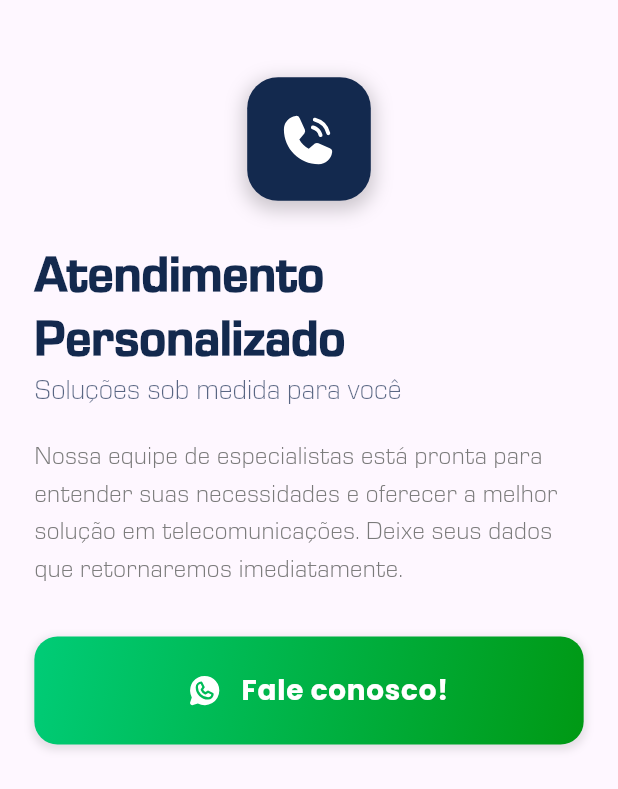
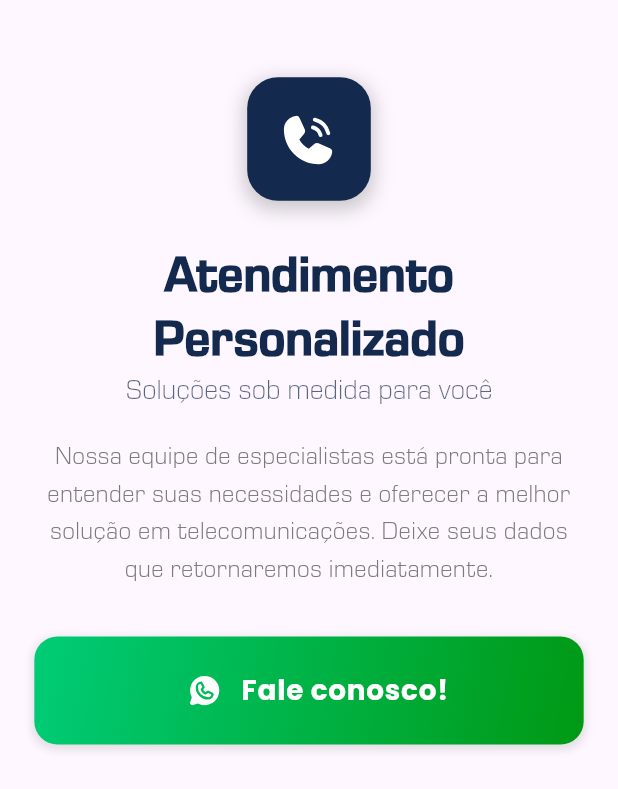
Before and after one commit to bubucarx/velocitynet, a Flutter app: the NosLigamos widget shown alone on an empty page, opened directly, on a phone screen of 412 x 824 dp. Shown: the top 789 px of the screen. Run offline on Flutter 3.47's test engine with Material 3 defaults, Android fonts, the phone set to English and light mode, and no system bars; drawn by our look-alikes of flutter_animate; our stand-ins replace blur, file_picker, flutter_image_slideshow, flutter_phosphor_icons, flutter_screenutil, flutter_svg and 4 more; missing offline and left inert: contained_tab_bar_view_with_custom_page_navigator, flutter_flip_card, flutter_speedtest, smooth_scroll_multiplatform; network calls fail; project files that could hold a hidden picture were left out.

Commit message:
correcao final

```diff
--- a/lib/assets/nos_ligamos.dart
+++ b/lib/assets/nos_ligamos.dart
@@ -31,7 +31,8 @@
     return LayoutBuilder(
       builder: (context, constraints) {
         final isMobile = constraints.maxWidth < 600;
-        final designSize = isMobile ? const Size(360, 800) : const Size(1920, 1080);
+        final designSize =
+            isMobile ? const Size(360, 800) : const Size(1920, 1080);
 
         return ScreenUtilInit(
           designSize: designSize,
@@ -70,7 +71,7 @@
         children: [
           _buildPhoneIcon(),
           SizedBox(width: 40.w),
-          _buildContactInfo(),
+          _buildContactInfo(isMobile: false),
           SizedBox(width: 60.w),
         ],
       ),
@@ -83,7 +84,7 @@
       children: [
         _buildPhoneIcon(),
         SizedBox(height: 30.h),
-        _buildContactInfo(),
+        _buildContactInfo(isMobile: true),
         SizedBox(height: 40.h),
       ],
     );
@@ -106,7 +107,7 @@
                       blurRadius: 10,
                       spreadRadius: 2,
                       offset: const Offset(0, 4),
-                  ),
+                    )
                   ],
                 ),
                 child: Icon(
@@ -114,22 +115,54 @@
                   color: Colors.white,
                   size: 40.h,
                 ),
-            ).animate()
-             .fadeIn(duration: 600.ms)
-             .scale(duration: 600.ms),
+              ).animate().fadeIn(duration: 600.ms).scale(duration: 600.ms),
             ],
           )
         : Container(height: 80.h, width: 80.h);
   }
 
-  Widget _buildContactInfo() {
+  Widget _buildContactInfo({required bool isMobile}) {
     return _isVisible
         ? Column(
-            crossAxisAlignment: CrossAxisAlignment.start,
+            crossAxisAlignment:
+                isMobile ? CrossAxisAlignment.center : CrossAxisAlignment.start,
             children: [
               SizedBox(
                 width: 350.w,
+                child: isMobile
+                    ? Center(
                         child: RichText(
+                          textAlign: TextAlign.center,
+                          text: TextSpan(
+                            children: [
+                              TextSpan(
+                                text: 'Atendimento Personalizado\n',
+                                style: TextStyle(
+                                  color: const Color(0xFF13294E),
+                                  fontSize: 32.sp,
+                                  fontFamily: 'EutoStile',
+                                  fontWeight: FontWeight.w800,
+                                  height: 1.3,
+                                ),
+                              ),
+                              TextSpan(
+                                text: 'Soluções sob medida para você',
+                                style: TextStyle(
+                                  color:
+                                      const Color(0xFF13294E).withOpacity(0.7),
+                                  fontSize: 18.sp,
+                                  fontFamily: 'EutoStile',
+                                  fontWeight: FontWeight.w400,
+                                ),
+                              ),
+                            ],
+                          ),
+                        )
+                            .animate()
+                            .fadeIn(duration: 600.ms)
+                            .moveX(begin: -30, end: 0),
+                      )
+                    : RichText(
                         text: TextSpan(
                           children: [
                             TextSpan(
@@ -153,12 +186,32 @@
                             ),
                           ],
                         ),
-                ).animate().fadeIn(duration: 600.ms).moveX(begin: -30, end: 0),
+                      )
+                        .animate()
+                        .fadeIn(duration: 600.ms)
+                        .moveX(begin: -30, end: 0),
               ),
               SizedBox(height: 20.h),
               SizedBox(
                 width: 350.w,
+                child: isMobile
+                    ? Center(
                         child: Text(
+                          'Nossa equipe de especialistas está pronta para entender suas necessidades e oferecer a melhor solução em telecomunicações. Deixe seus dados que retornaremos imediatamente.',
+                          textAlign: TextAlign.center,
+                          style: TextStyle(
+                            color: const Color(0xFF7A7A7A),
+                            fontSize: 16.sp,
+                            fontFamily: 'EutoStile',
+                            fontWeight: FontWeight.w300,
+                            height: 1.5,
+                          ),
+                        )
+                            .animate()
+                            .fadeIn(duration: 800.ms)
+                            .moveX(begin: -30, end: 0),
+                      )
+                    : Text(
                         'Nossa equipe de especialistas está pronta para entender suas necessidades e oferecer a melhor solução em telecomunicações. Deixe seus dados que retornaremos imediatamente.',
                         style: TextStyle(
                           color: const Color(0xFF7A7A7A),
@@ -167,8 +220,11 @@
                           fontWeight: FontWeight.w300,
                           height: 1.5,
                         ),
+                      )
+                        .animate()
+                        .fadeIn(duration: 800.ms)
+                        .moveX(begin: -30, end: 0),
               ),
-              ).animate().fadeIn(duration: 800.ms).moveX(begin: -30, end: 0),
               SizedBox(height: 30.h),
               _buildContactButton(),
             ],
@@ -216,7 +272,8 @@
               child: Center(
                 child: InkWell(
                   onTap: () {
-                    launch("https://api.whatsapp.com/send?phone=+559499260-0430&text=Olá, tudo bem?");
+                    launch(
+                        "https://api.whatsapp.com/send?phone=+559499260-0430&text=Olá, tudo bem?");
                   },
                   child: Row(
                     mainAxisAlignment: MainAxisAlignment.center,
@@ -226,12 +283,12 @@
                         PhosphorIcons.whatsapp_logo_fill,
                         color: Colors.white,
                       ),
-                        SizedBox(width:12.sp),
+                      SizedBox(width: 12.sp),
                       Text(
                         'Fale conosco!',
                         style: GoogleFonts.poppins(
                           color: Colors.white,
-                            fontSize:18.sp,
+                          fontSize: 18.sp,
                           fontWeight: FontWeight.w700,
                           letterSpacing: 0.5.sp,
                         ),
@@ -243,129 +300,4 @@
             ).animate().fadeIn(duration: 1.seconds).moveY(begin: 40, end: 0))
         : Container(width: 350.w, height: 70.h);
   }
-
-  // Widget _buildFormFields() {
-  //   return _isVisible
-  //       ? Column(
-  //           crossAxisAlignment: CrossAxisAlignment.start,
-  //           children: [
-  //             Text(
-  //               'Como podemos ajudar?',
-  //               style: TextStyle(
-  //                 color: const Color(0xFF13294E),
-  //                 fontSize: 20.sp,
-  //                 fontFamily: 'EutoStile',
-  //                 fontWeight: FontWeight.w600,
-  //               ),
-  //             ).animate().fadeIn(duration: 500.ms),
-  //             SizedBox(height: 15.h),
-  //             Container(
-  //               width: 450.w,
-  //               decoration: BoxDecoration(
-  //                 borderRadius: BorderRadius.circular(12.r),
-  //                 boxShadow: [
-  //                   BoxShadow(
-  //                     color: Colors.black.withOpacity(0.05),
-  //                     blurRadius: 10,
-  //                     offset: const Offset(0, 4),
-  //                   ),
-  //                 ],
-  //               ),
-  //               child: Column(
-  //                 children: [
-  //                   TextField(
-  //                     controller: _phoneController,
-  //                     decoration: InputDecoration(
-  //                       filled: true,
-  //                       fillColor: Colors.white,
-  //                       hintText: 'Seu melhor número',
-  //                       hintStyle: TextStyle(
-  //                         color: Colors.grey.shade500,
-  //                         fontSize: 16.sp,
-  //                       ),
-  //                       prefixIcon: Icon(
-  //                         PhosphorIcons.phone,
-  //                         color: Colors.grey.shade500,
-  //                         size: 20.sp,
-  //                       ),
-  //                       border: OutlineInputBorder(
-  //                         borderRadius: BorderRadius.circular(10.r),
-  //                         borderSide: BorderSide.none,
-  //                       ),
-  //                       contentPadding: EdgeInsets.symmetric(
-  //                         vertical: 20.h,
-  //                         horizontal: 20.w,
-  //                       ),
-  //                     ),
-  //                     style: TextStyle(
-  //                       fontSize: 16.sp,
-  //                       color: const Color(0xFF13294E),
-  //                     ),
-  //                   ),
-  //                   SizedBox(height: 20.h),
-  //                   TextField(
-  //                     controller: _messageController,
-  //                     maxLines: 5,
-  //                     decoration: InputDecoration(
-  //                       filled: true,
-  //                       fillColor: Colors.white,
-  //                       hintText: 'Descreva como podemos ajudar...',
-  //                       hintStyle: TextStyle(
-  //                         color: Colors.grey.shade500,
-  //                         fontSize: 16.sp,
-  //                       ),
-  //                       prefixIcon: Padding(
-  //                         padding: EdgeInsets.only(bottom: 60.h),
-  //                         child: Icon(
-  //                           PhosphorIcons.chat_circle_text,
-  //                           color: Colors.grey.shade500,
-  //                           size: 20.sp,
-  //                         ),
-  //                       ),
-  //                       border: OutlineInputBorder(
-  //                         borderRadius: BorderRadius.circular(10.r),
-  //                         borderSide: BorderSide.none,
-  //                       ),
-  //                       contentPadding: EdgeInsets.symmetric(
-  //                         vertical: 20.h,
-  //                         horizontal: 20.w,
-  //                       ),
-  //                     ),
-  //                     style: TextStyle(
-  //                       fontSize: 16.sp,
-  //                       color: const Color(0xFF13294E),
-  //                     ),
-  //                   ),
-  //                   SizedBox(height: 25.h),
-  //                   SizedBox(
-  //                     width: double.infinity,
-  //                     child: ElevatedButton(
-  //                       onPressed: () {
-  //                         // Lógica para enviar o formulário
-  //                       },
-  //                       style: ElevatedButton.styleFrom(
-  //                         backgroundColor: const Color(0xFF0066CC),
-  //                         padding: EdgeInsets.symmetric(vertical: 18.h),
-  //                         shape: RoundedRectangleBorder(
-  //                           borderRadius: BorderRadius.circular(10.r),
-  //                         ),
-  //                         elevation: 3,
-  //                       ),
-  //                       child: Text(
-  //                         'Solicitar atendimento',
-  //                         style: TextStyle(
-  //                           fontSize: 18.sp,
-  //                           fontWeight: FontWeight.w600,
-  //                           color: Colors.white,
-  //                         ),
-  //                       ),
-  //                     ),
-  //                   ),
-  //                 ],
-  //               ),
-  //             ).animate().fadeIn(duration: 800.ms).moveX(begin: 30, end: 0),
-  //           ],
-  //         )
-  //       : Container(width: 450.w);
-  // }
 }
--- a/lib/home_page.dart
+++ b/lib/home_page.dart
@@ -1,4 +1,5 @@
 import 'package:flutter/material.dart';
+import 'package:flutter_image_slideshow/flutter_image_slideshow.dart';
 import 'package:flutter_screenutil/flutter_screenutil.dart';
 import 'package:provider/provider.dart';
 import 'package:smooth_scroll_multiplatform/smooth_scroll_multiplatform.dart';
@@ -27,7 +28,8 @@
   State<HomePage> createState() => _HomePageState();
 }
 
-class _HomePageState extends State<HomePage> with AutomaticKeepAliveClientMixin {
+class _HomePageState extends State<HomePage>
+    with AutomaticKeepAliveClientMixin {
   @override
   bool get wantKeepAlive => true;
 
@@ -125,17 +127,21 @@
               physics: widget.phs,
               controller: widget.scroll,
               children: [
-                Container(
+                SizedBox(
                   width: double.infinity,
                   height: imageHeight,
-                  decoration: BoxDecoration(
-                    color: const Color(0xFF13294E),
-                    image: DecorationImage(
-                      image: isMobile
-                          ? AssetImage('lib/assets/images/velocitybranco.png')
-                          : AssetImage('lib/assets/images/ImagemPromocional.png'),
-                      fit: BoxFit.cover,
-                    ),
+                  child: ImageSlideshow(children: isMobile
+                  ?[
+                    Image.asset('lib/assets/images/velocitybranco.png', fit: BoxFit.cover,),
+
+                  ]
+                  :[
+                    Image.asset('lib/assets/images/ImagemPromocional.png', fit: BoxFit.cover,),
+                  ],
+                  autoPlayInterval: 10000,
+                  indicatorColor: Colors.blue,
+                  isLoop: true,
+                  indicatorBackgroundColor: Colors.grey,
                   ),
                 ),
                 MonteSeuCombo(),
--- a/lib/testSpeednet.dart
+++ b/lib/testSpeednet.dart
@@ -144,7 +144,7 @@
             child: Column(
               mainAxisSize: MainAxisSize.min,
               children: [
-                const SizedBox(height: 50),
+                const SizedBox(height: 80),
                 const SizedBox(height: 12),
                 Text(
                   status,
--- a/pubspec.yaml
+++ b/pubspec.yaml
@@ -40,6 +40,7 @@
   mailer: ^6.4.1
   percent_indicator: ^4.2.5
   mime: ^2.0.0
+  flutter_image_slideshow: ^0.1.6
 
 
 
```
Also changed, not shown: pubspec.lock. Lines whose indentation alone changed are shown as unchanged.
